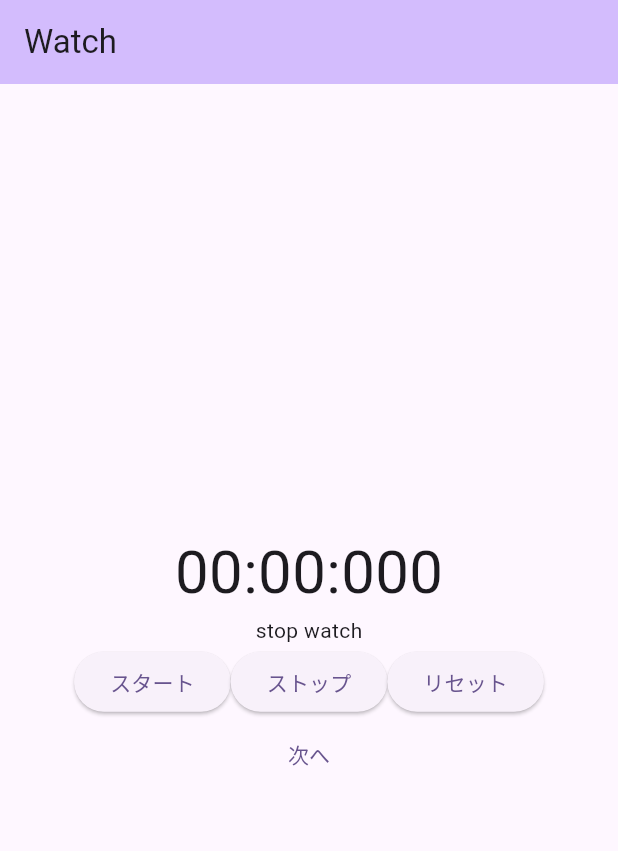
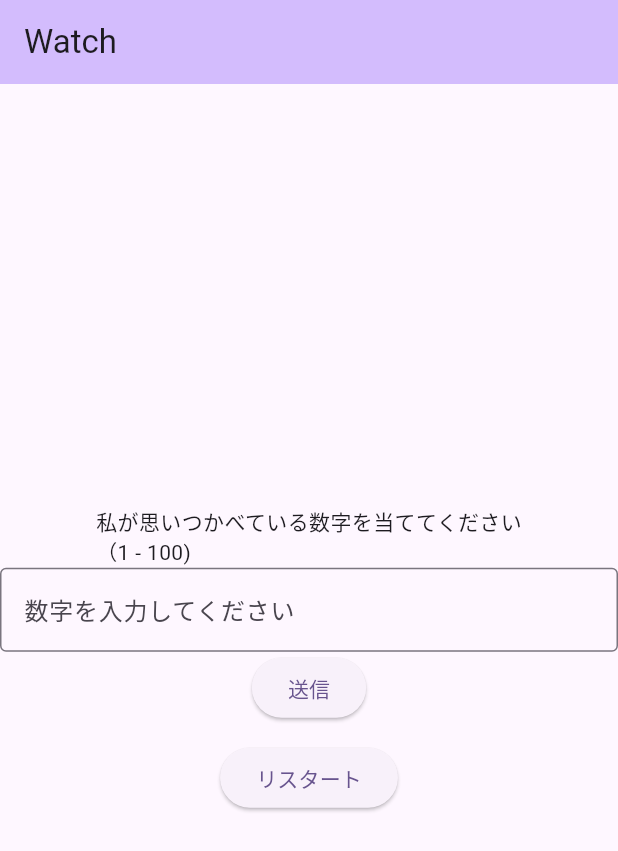
Before and after one commit to keigo-kanou-va/practice, a Flutter app: the screen it shows after launch, on a phone screen of 412 x 824 dp. Shown: the top 851 px of the screen. Run offline on Flutter 3.47's test engine with Material 3 defaults, Android fonts, the phone set to English and light mode, and no system bars.

Commit message:
数字当てゲーム

```diff
--- a/lib/main.dart
+++ b/lib/main.dart
@@ -1,6 +1,6 @@
 // Suggested code may be subject to a license. Learn more: ~LicenseLog:3758837043.
 import 'package:flutter/material.dart';
-import 'dart:async';
+import 'dart:math';
 
 void main() {
   //mainでMyAppを呼び出し
@@ -35,39 +35,36 @@ class WatchPage extends StatefulWidget {
 }
 
 class _WatchPageState extends State<WatchPage> {
-  Timer timer = Timer(Duration.zero, () {});
-  final Stopwatch _stopwatch = Stopwatch();
-  String _time = '00:00:000';
+  int AI_Number = Random().nextInt(100) + 1;
+  String? _message;
+  final _controller = TextEditingController();
+  int count = 0;
 
-  void _startTimer() {
-    if (!_stopwatch.isRunning) {
-      _stopwatch.start();
-
-      timer = Timer.periodic(Duration(milliseconds: 1), (timer) {
+  void _hit() {
     setState(() {
-          final Duration elapsed = _stopwatch.elapsed;
-          final String minute = elapsed.inMinutes.toString().padLeft(2, '0');
-          final String sec =
-              (elapsed.inSeconds % 60).toString().padLeft(2, '0');
-          final String millisec =
-              (elapsed.inMilliseconds % 1000).toString().padLeft(3, '0');
-          _time = '$minute:$sec:$millisec';
-        });
+      int? userNumber = int.tryParse(_controller.text);
+      if (userNumber == null || userNumber < 1 || userNumber > 100) {
+        _message = '正しく入力してください\n（数字の1 - 100のみ有効）';
+      } else if (userNumber == AI_Number) {
+        count++;
+        _message = '正解です！\n${count}回目で当たりました！';
+      } else if (userNumber > AI_Number) {
+        _message = 'もっと小さいです';
+        count++;
+      } else {
+        _message = 'もっと大きいです';
+        count++;
+      }
     });
   }
-  }
 
-  void _stopTimer() {
-    if (_stopwatch.isRunning) {
-      _stopwatch.stop();
-      timer.cancel();
-    }
-  }
-
-  void _resetTimer() {
-    _stopwatch.reset();
-    _time = '00:00:000';
-    setState(() {});
+  void _restart() {
+    setState(() {
+      AI_Number = Random().nextInt(100) + 1;
+      _message = null;
+      count = 0;
+      _controller.text = '';
+    });
   }
 
   @override
@@ -78,47 +75,40 @@ class _WatchPageState extends State<WatchPage> {
         backgroundColor: Theme.of(context).colorScheme.inversePrimary,
       ),
       body: Center(
+        child: Column(mainAxisAlignment: MainAxisAlignment.center, children: [
+          Text('私が思いつかべている数字を当ててください\n（1 - 100)'),
+          if (_message != null)
+            Padding(
+                padding: const EdgeInsets.all(8.0),
                 child: Column(
-          mainAxisAlignment: MainAxisAlignment.center,
                   children: [
-            Text(
-              _time,
-              style: TextStyle(fontSize: 40),
+                    Text(_message!, style: TextStyle(fontSize: 20)),
+                    Text('count: $count'),
+                  ],
+                )),
+          TextField(
+            decoration: InputDecoration(
+              labelText: '数字を入力してください',
+              border: OutlineInputBorder(),
             ),
-            Text('stop watch'),
-            Row(
-              mainAxisAlignment: MainAxisAlignment.center,
-              children: [
-                ElevatedButton(
-                  onPressed: () {
-                    _startTimer();
-                  },
-                  child: Text('スタート'),
+            controller: _controller,
           ),
           ElevatedButton(
             onPressed: () {
-                    _stopTimer();
+              _hit();
             },
-                  child: Text('ストップ'),
+            child: Text('送信'),
+          ),
+          SizedBox(
+            height: 12,
           ),
           ElevatedButton(
             onPressed: () {
-                    _resetTimer();
+              _restart();
             },
-                  child: Text('リセット'),
+            child: Text('リスタート'),
           ),
-              ],
-            ),
-            TextButton(
-                onPressed: () {
-                  Navigator.push(
-                    context,
-                    MaterialPageRoute(builder: (context) => const MySlider()),
-                  );
-                },
-                child: Text('次へ')),
-          ],
-        ),
+        ]),
       ),
     );
   }
```
Lines whose indentation alone changed are shown as unchanged.
